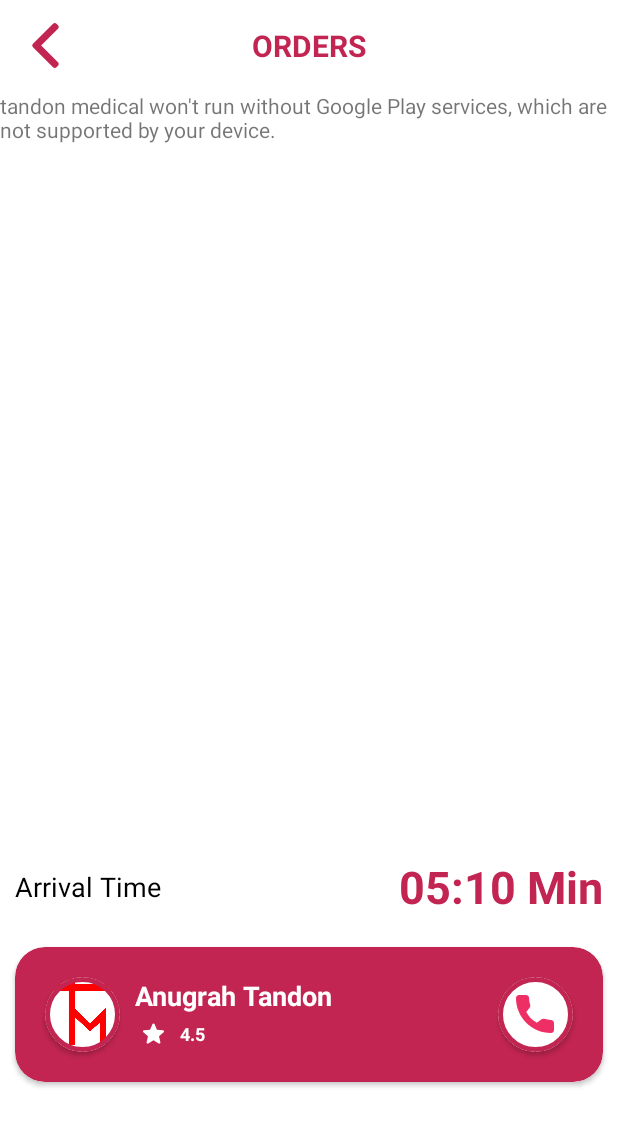
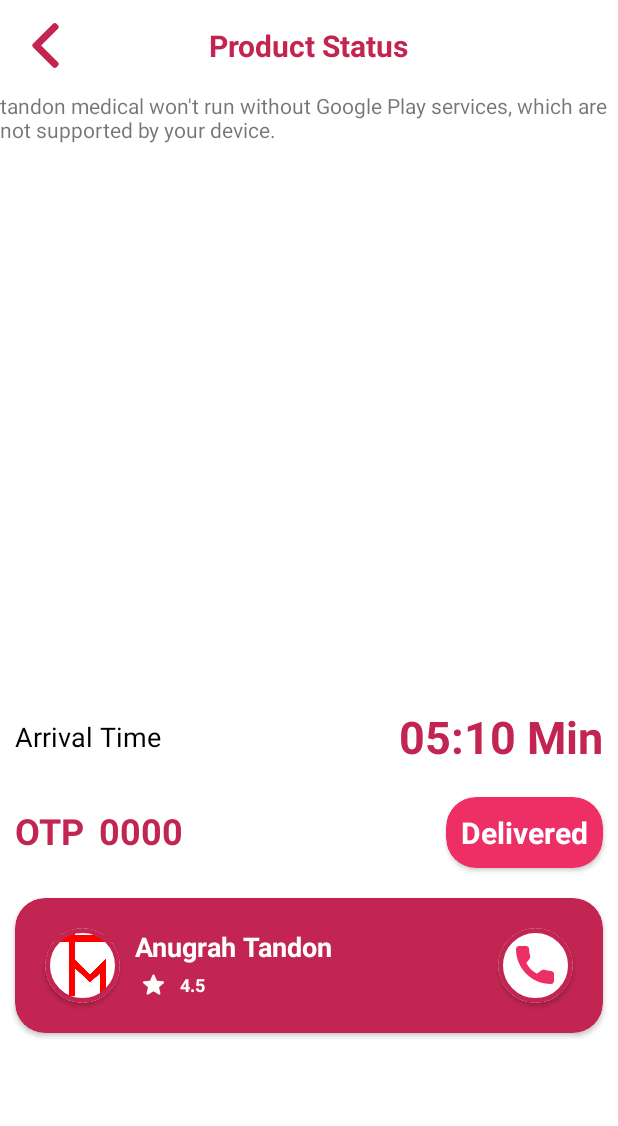
Before and after one commit to aatmikarm/MedOnWay, an Android app: the productStatus screen opened directly, with no data from a screen before it, on a phone screen of 412 x 824 dp. Shown: the top 1126 px of the screen. Run offline under Robolectric (Android 15) with nearby library versions, the phone set to English and light mode, and no system bars; our stand-ins replace CircleImageView, Firebase (no records; nobody signed in at launch, a user with empty details on screens opened directly); pictures from the network do not load.

Commit message:
Delivery OTP implementation in product status screen

```diff
--- a/app/src/main/java/com/example/tandonmedical/orders.java
+++ b/app/src/main/java/com/example/tandonmedical/orders.java
@@ -119,7 +119,8 @@ public class orders extends AppCompatActivity implements ordersProductInterface
         Intent intent = new Intent(getApplicationContext(), productStatus.class);
         intent.setFlags(Intent.FLAG_ACTIVITY_NEW_TASK);
         intent.putExtra("sellerId", productModelLists.get(position).getSellerId());
-
+        intent.putExtra("productId", productModelLists.get(position).getProductId());
+        intent.putExtra("seller", productModelLists.get(position).getSeller());
         startActivity(intent);
 
 
--- a/app/src/main/java/com/example/tandonmedical/payment.java
+++ b/app/src/main/java/com/example/tandonmedical/payment.java
@@ -61,6 +61,7 @@ import com.google.firebase.firestore.QuerySnapshot;
 import com.google.firebase.storage.FirebaseStorage;
 import com.google.firebase.storage.StorageReference;
 
+import java.security.SecureRandom;
 import java.util.ArrayList;
 import java.util.Date;
 import java.util.HashMap;
@@ -155,15 +156,19 @@ public class payment extends AppCompatActivity implements OnMapReadyCallback {
             @Override
             public void onComplete(@NonNull Task<QuerySnapshot> task) {
                 if (task.isSuccessful()) {
+                    int otp = generateRandomOTP();
                     for (QueryDocumentSnapshot document : task.getResult()) {
+                        Toast.makeText(payment.this, String.valueOf(otp), Toast.LENGTH_SHORT).show();
                         Map<String, Object> updateUserInfo = new HashMap<>();
                         updateUserInfo.put("status", "on the way");
+                        updateUserInfo.put("otp", String.valueOf(otp));
                         mDb.collection("users").document(currentUserUid)
                                 .collection("orders").document((String) document.get("productId"))
                                 .update(updateUserInfo);
                         Map<String, Object> updateSellerInfo = new HashMap<>();
                         updateSellerInfo.put("name", (String) document.get("name"));
                         updateSellerInfo.put("userId", currentUserUid);
+                        updateSellerInfo.put("otp", String.valueOf(otp));
                         updateSellerInfo.put("imageUrl", (String) document.get("imageUrl"));
                         updateSellerInfo.put("mrp", (String) document.get("mrp"));
                         updateSellerInfo.put("price", (String) document.get("price"));
@@ -183,14 +188,29 @@ public class payment extends AppCompatActivity implements OnMapReadyCallback {
         });
     }
 
+    int range = 9;  // to generate a single number with this range, by default its 0..9
+    int length = 4; // by default length is 4
+    public int generateRandomOTP() {
+        int randomOTP;
+        SecureRandom secureRandom = new SecureRandom();
+        String s = "";
+        for (int i = 0; i < length; i++) {
+            int number = secureRandom.nextInt(range);
+            if (number == 0 && i == 0) { // to prevent the Zero to be the first number as then it will reduce the length of generated pin to three or even more if the second or third number came as zeros
+                i = -1;
+                continue;
+            }
+            s = s + number;
+        }
+        randomOTP = Integer.parseInt(s);
+        return randomOTP;
+    }
+
     @Override
     public void onMapReady(@NonNull GoogleMap googleMap) {
-
         mMap = googleMap;
-
         MapStyleOptions mapStyleOptions = MapStyleOptions.loadRawResourceStyle(this, R.raw.maps_style);
         mMap.setMapStyle(mapStyleOptions);
-
         enableMyLocationIfPermitted();
         setCameraView();
         setUserCurrentLocationOnMap();
--- a/app/src/main/java/com/example/tandonmedical/productStatus.java
+++ b/app/src/main/java/com/example/tandonmedical/productStatus.java
@@ -64,27 +64,21 @@ import de.hdodenhof.circleimageview.CircleImageView;
 
 public class productStatus extends AppCompatActivity implements OnMapReadyCallback {
 
-    private TextView productStatus_deliveryPersonName_tv;
-    private TextView productStaus_arrivalTime;
-    private ImageView productStatus_deliveryPerson_iv , productStatus_back_iv;
+    private TextView productStatus_deliveryPersonName_tv, productStaus_arrivalTime, userProductOTP_tv,productStatusView_tv;
+    private ImageView productStatus_deliveryPerson_iv, productStatus_back_iv;
     private CardView productStatus_deliveryPersonCall;
-    private String seller, sellerId, sellerPhone, productId;
+    private String currentUserUid, seller, sellerId, sellerPhone, productId, distanceBetweenUserAndSeller;
     String userDefaultImageUrl = "https://firebasestorage.googleapis.com/v0/b/test1photographer.appspot.com/o/default%2FuserDefault.png?alt=media&token=0f495f89-caa3-4bcb-b278-97548eb77490";
 
-    //firebase
     private FirebaseFirestore mDb;
-    private String currentUserUid;
     private FirebaseAuth firebaseAuth;
     private StorageReference mStorageRef;
 
-    //maps
     private GoogleMap map;
     private FusedLocationProviderClient fusedLocationProviderClient;
     private static final int LOCATION_PERMISSION_REQUEST_CODE = 1;
 
-    private GeoPoint sellerGeoPoint;
-    private GeoPoint userGeoPoint;
-    private String distanceBetweenUserAndSeller;
+    private GeoPoint sellerGeoPoint, userGeoPoint;
     private Handler handler1;
     private Runnable runnable1;
 
@@ -111,6 +105,8 @@ public class productStatus extends AppCompatActivity implements OnMapReadyCallba
         productStatus_deliveryPerson_iv = findViewById(R.id.productStatus_deliveryPerson_iv);
         productStatus_back_iv = findViewById(R.id.productStatus_back_iv);
         productStatus_deliveryPersonCall = findViewById(R.id.productStatus_deliveryPersonCall);
+        userProductOTP_tv = findViewById(R.id.userProductOTP_tv);
+        productStatusView_tv = findViewById(R.id.productStatusView_tv);
 
         productStatus_deliveryPersonCall.setOnClickListener(new View.OnClickListener() {
             @Override
@@ -146,6 +142,32 @@ public class productStatus extends AppCompatActivity implements OnMapReadyCallba
                 handler1.postDelayed(this, 10000);
             }
         }, 5000);
+
+        showOTP();
+
+    }
+
+    private void showOTP() {
+        mDb.collection("users")
+                .document(currentUserUid)
+                .collection("orders")
+                .document(productId)
+                .get().addOnCompleteListener(new OnCompleteListener<DocumentSnapshot>() {
+            @Override
+            public void onComplete(@NonNull Task<DocumentSnapshot> task) {
+                if (task.isSuccessful()) {
+                    DocumentSnapshot document = task.getResult();
+                    if (document.exists()) {
+                        userProductOTP_tv.setText((String) document.get("otp").toString());
+                        productStatusView_tv.setText((String) document.get("status").toString());
+                    } else {
+                        Toast.makeText(getApplicationContext(), "error", Toast.LENGTH_SHORT).show();
+                    }
+                } else {
+                    Toast.makeText(getApplicationContext(), "failed ", Toast.LENGTH_SHORT).show();
+                }
+            }
+        });
     }
 
     private String convertSecondsToTime(double timeInSeconds) {
--- a/app/src/main/res/layout/activity_product_status.xml
+++ b/app/src/main/res/layout/activity_product_status.xml
@@ -33,7 +33,7 @@
             android:id="@+id/textView4"
             android:layout_width="wrap_content"
             android:layout_height="wrap_content"
-            android:text="ORDERS"
+            android:text="Product Status"
             android:textColor="@color/purple_200"
             android:textSize="20sp"
             android:textStyle="bold"
@@ -44,13 +44,31 @@
 
     </androidx.constraintlayout.widget.ConstraintLayout>
 
+
+    <ScrollView
+        android:layout_width="match_parent"
+        android:layout_height="0dp"
+        app:layout_constraintBottom_toBottomOf="parent"
+        app:layout_constraintEnd_toEndOf="parent"
+        app:layout_constraintStart_toStartOf="parent"
+        app:layout_constraintTop_toBottomOf="@+id/con1">
+
+        <androidx.constraintlayout.widget.ConstraintLayout
+            android:id="@+id/incon1"
+            android:layout_width="match_parent"
+            android:layout_height="0dp"
+            app:layout_constraintBottom_toTopOf="@+id/con3"
+            app:layout_constraintEnd_toEndOf="parent"
+            app:layout_constraintStart_toStartOf="parent"
+            app:layout_constraintTop_toBottomOf="@+id/con1">
+
             <androidx.constraintlayout.widget.ConstraintLayout
                 android:id="@+id/con2"
                 android:layout_width="match_parent"
-        android:layout_height="500dp"
+                android:layout_height="400dp"
                 app:layout_constraintEnd_toEndOf="parent"
                 app:layout_constraintStart_toStartOf="parent"
-        app:layout_constraintTop_toBottomOf="@+id/con1">
+                app:layout_constraintTop_toTopOf="parent">
 
                 <fragment
                     android:id="@+id/productStatusMap"
@@ -105,6 +123,65 @@
                 app:layout_constraintEnd_toEndOf="parent"
                 app:layout_constraintStart_toStartOf="parent"
                 app:layout_constraintTop_toBottomOf="@+id/con3">
+
+                <TextView
+                    android:id="@+id/otp_tv"
+                    android:layout_width="wrap_content"
+                    android:layout_height="wrap_content"
+                    android:layout_margin="10dp"
+                    android:text="OTP"
+                    android:textColor="@color/purple_200"
+                    android:textSize="24sp"
+                    android:textStyle="bold"
+                    app:layout_constraintBottom_toBottomOf="parent"
+                    app:layout_constraintStart_toStartOf="parent"
+                    app:layout_constraintTop_toTopOf="parent"
+                    app:layout_constraintVertical_bias="0.4" />
+
+                <TextView
+                    android:id="@+id/userProductOTP_tv"
+                    android:layout_width="wrap_content"
+                    android:layout_height="wrap_content"
+                    android:layout_margin="10dp"
+                    android:text="0000"
+                    android:textColor="@color/purple_200"
+                    android:textSize="24sp"
+                    android:textStyle="bold"
+                    app:layout_constraintBottom_toBottomOf="@+id/otp_tv"
+                    app:layout_constraintStart_toEndOf="@+id/otp_tv"
+                    app:layout_constraintTop_toTopOf="@+id/otp_tv" />
+
+                <androidx.cardview.widget.CardView
+                    android:id="@+id/delivered_cv"
+                    android:layout_width="wrap_content"
+                    android:layout_height="wrap_content"
+                    android:layout_margin="10dp"
+                    android:backgroundTint="@color/teal_700"
+                    app:cardCornerRadius="20dp"
+                    app:layout_constraintBottom_toBottomOf="parent"
+                    app:layout_constraintEnd_toEndOf="parent"
+                    app:layout_constraintTop_toTopOf="parent">
+
+                    <androidx.constraintlayout.widget.ConstraintLayout
+                        android:layout_width="match_parent"
+                        android:layout_height="match_parent">
+
+                        <TextView
+                            android:id="@+id/productStatusView_tv"
+                            android:layout_width="wrap_content"
+                            android:layout_height="wrap_content"
+                            android:layout_margin="10dp"
+                            android:text="Delivered"
+                            android:textColor="@color/white"
+                            android:textSize="20sp"
+                            android:textStyle="bold"
+                            app:layout_constraintBottom_toBottomOf="parent"
+                            app:layout_constraintEnd_toEndOf="parent"
+                            app:layout_constraintStart_toStartOf="parent"
+                            app:layout_constraintTop_toTopOf="parent" />
+
+                    </androidx.constraintlayout.widget.ConstraintLayout>
+                </androidx.cardview.widget.CardView>
 
 
             </androidx.constraintlayout.widget.ConstraintLayout>
@@ -242,3 +319,6 @@
 
 
         </androidx.constraintlayout.widget.ConstraintLayout>
+    </ScrollView>
+
+</androidx.constraintlayout.widget.ConstraintLayout>
```
Lines whose indentation alone changed are shown as unchanged.
